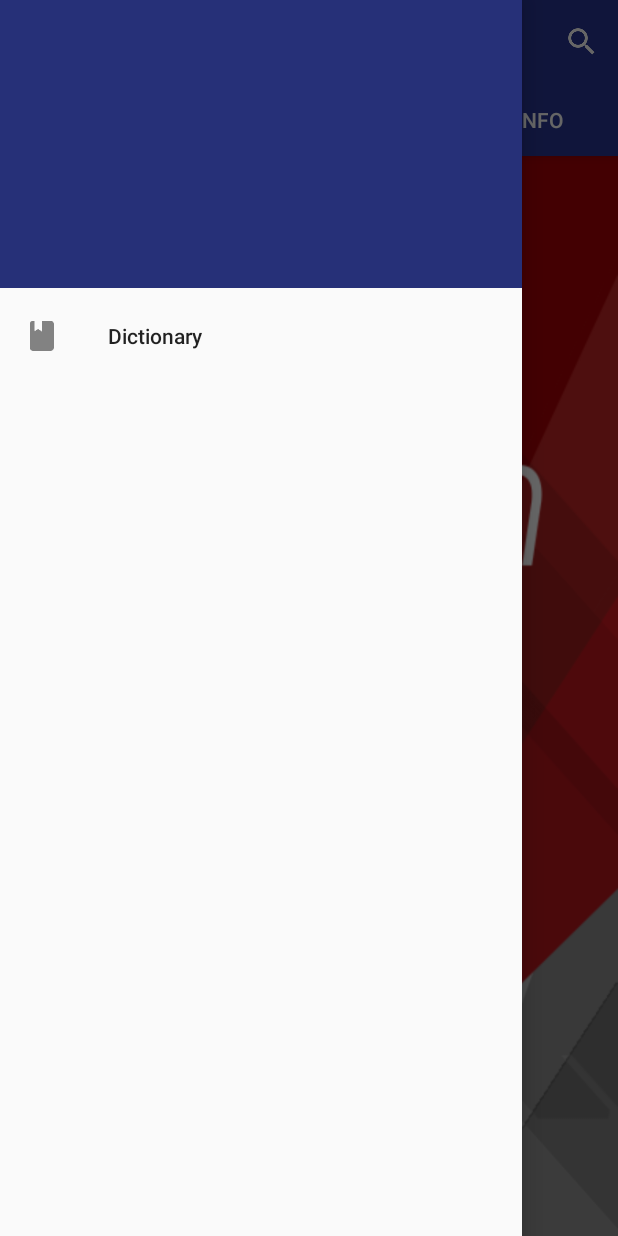
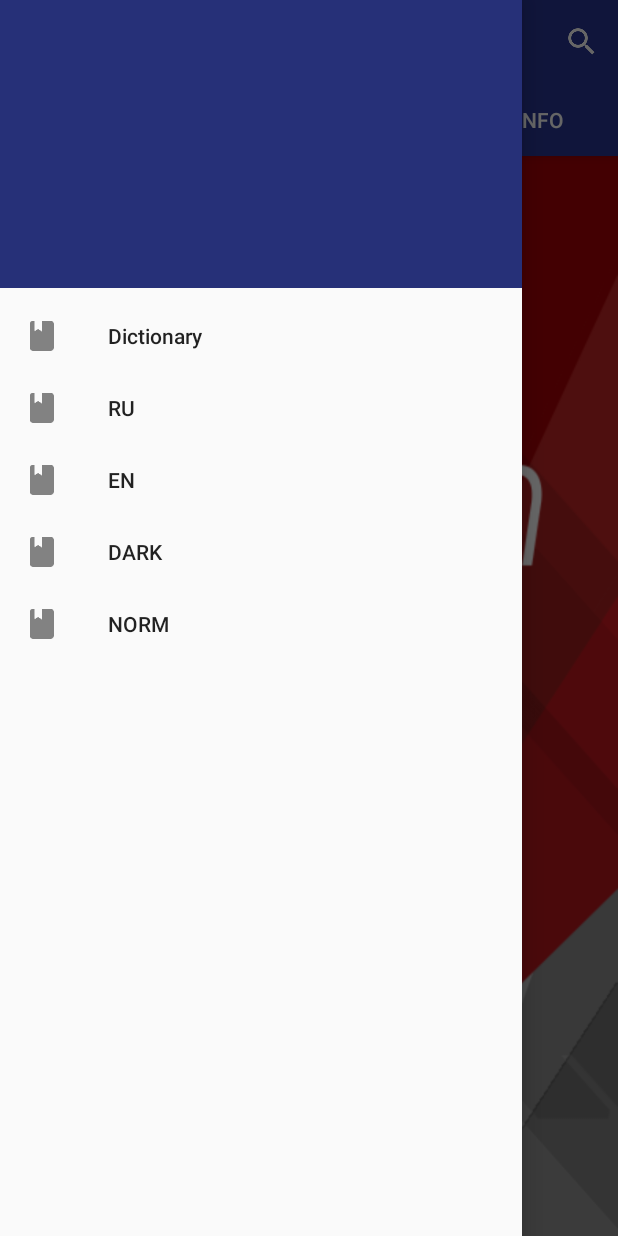
Before and after one commit to Nikroo/MyEnglish, an Android app: the screen it shows after launch (MaterialDesign), with the side drawer open, on a phone screen of 412 x 824 dp. Run offline under Robolectric (Android 15) with nearby library versions, the light colour scheme and no system bars.

Commit message:
Refactored choose fragments, add AbstractTabFragments

```diff
--- a/app/src/main/java/by/gsu/curiosity/mybd/MaterialDesign.java
+++ b/app/src/main/java/by/gsu/curiosity/mybd/MaterialDesign.java
@@ -1,6 +1,5 @@
 package by.gsu.curiosity.mybd;
 
-import android.content.Intent;
 import android.database.Cursor;
 import android.support.design.widget.NavigationView;
 import android.support.design.widget.TabLayout;
@@ -11,10 +10,8 @@ import android.support.v7.app.AppCompatActivity;
 import android.os.Bundle;
 import android.support.v7.widget.Toolbar;
 import android.view.MenuItem;
-import android.view.View;
-import android.widget.Button;
 
-import by.gsu.curiosity.mybd.adapter.TabsPagerFragmentAdapter;
+import by.gsu.curiosity.mybd.adapter.TabsFragmentAdapter;
 
 public class MaterialDesign extends AppCompatActivity{
     DatabaseHelper sqlHelper;
@@ -64,7 +61,7 @@ public class MaterialDesign extends AppCompatActivity{
 
     private void initTabs() {
         viewPager = (ViewPager) findViewById(R.id.viewPager);
-        TabsPagerFragmentAdapter adapter = new TabsPagerFragmentAdapter(getSupportFragmentManager());
+        TabsFragmentAdapter adapter = new TabsFragmentAdapter(this, getSupportFragmentManager());
         viewPager.setAdapter(adapter);
         TabLayout tabLayout = (TabLayout) findViewById(R.id.tabLayout);
         tabLayout.setupWithViewPager(viewPager);
--- /dev/null
+++ b/app/src/main/java/by/gsu/curiosity/mybd/adapter/TabsFragmentAdapter.java
@@ -0,0 +1,56 @@
+package by.gsu.curiosity.mybd.adapter;
+
+import android.content.Context;
+import android.support.v4.app.Fragment;
+import android.support.v4.app.FragmentManager;
+import android.support.v4.app.FragmentPagerAdapter;
+
+import java.util.HashMap;
+import java.util.Map;
+
+import by.gsu.curiosity.mybd.R;
+import by.gsu.curiosity.mybd.fragment.AbstractTabFragment;
+import by.gsu.curiosity.mybd.fragment.ExampleFragment;
+import by.gsu.curiosity.mybd.fragment.InfoFragment;
+import by.gsu.curiosity.mybd.fragment.ListsFragment;
+import by.gsu.curiosity.mybd.fragment.RulesFragment;
+
+
+public class TabsFragmentAdapter extends FragmentPagerAdapter {
+
+    private Map<Integer, AbstractTabFragment> tabs;
+    private Context context;
+
+    public TabsFragmentAdapter(Context context, FragmentManager fm) {
+        super(fm);
+        this.context = context;
+        initTabMap(context);
+
+    }
+
+
+
+    @Override
+    public CharSequence getPageTitle(int position) {
+        return tabs.get(position).getTitle();
+
+    }
+
+    @Override
+    public Fragment getItem(int position) {
+        return tabs.get(position);
+    }
+
+    @Override
+    public int getCount() {
+        return tabs.size();
+    }
+
+    private void initTabMap(Context context) {
+        tabs = new HashMap<>();
+        tabs.put(0, ExampleFragment.getInstance(context));
+        tabs.put(1, RulesFragment.getInstance(context));
+        tabs.put(2, ListsFragment.getInstance(context));
+        tabs.put(3, InfoFragment.getInstance(context));
+    }
+}
--- a/app/src/main/java/by/gsu/curiosity/mybd/adapter/TabsPagerFragmentAdapter.java
+++ /dev/null
@@ -1,60 +0,0 @@
-package by.gsu.curiosity.mybd.adapter;
-
-import android.support.v4.app.Fragment;
-import android.support.v4.app.FragmentManager;
-import android.support.v4.app.FragmentPagerAdapter;
-import android.support.v4.app.ListFragment;
-
-import by.gsu.curiosity.mybd.fragment.ExampleFragment;
-import by.gsu.curiosity.mybd.fragment.InfoFragment;
-import by.gsu.curiosity.mybd.fragment.ListsFragment;
-import by.gsu.curiosity.mybd.fragment.RulesFragment;
-
-
-public class TabsPagerFragmentAdapter extends FragmentPagerAdapter {
-
-    private String tabs[];
-
-    public TabsPagerFragmentAdapter(FragmentManager fm) {
-        super(fm);
-
-        tabs = new String[] {
-
-                "TEST",
-                "RULES",
-                "LISTS",
-                "INFO"
-
-        };
-
-    }
-
-    @Override
-    public CharSequence getPageTitle(int position) {
-        return tabs[position];
-
-    }
-
-    @Override
-    public Fragment getItem(int position) {
-        switch (position){
-            case 0:
-                return ExampleFragment.getInstance();
-            case 1:
-                return RulesFragment.getInstance();
-            case 2:
-                return ListsFragment.getInstance();
-            case 3:
-                return InfoFragment.getInstance();
-
-
-        }
-
-        return null;
-    }
-
-    @Override
-    public int getCount() {
-        return tabs.length;
-    }
-}
--- /dev/null
+++ b/app/src/main/java/by/gsu/curiosity/mybd/fragment/AbstractTabFragment.java
@@ -0,0 +1,23 @@
+package by.gsu.curiosity.mybd.fragment;
+
+import android.content.Context;
+import android.support.v4.app.Fragment;
+import android.view.View;
+
+/**
+ * Created by Curiosity on 05.01.2016.
+ */
+public class AbstractTabFragment extends Fragment {
+
+    private String title;
+    protected Context context;
+    protected View view;
+
+    public String getTitle() {
+        return title;
+    }
+
+    public void setTitle(String title) {
+        this.title = title;
+    }
+}
--- a/app/src/main/java/by/gsu/curiosity/mybd/fragment/ExampleFragment.java
+++ b/app/src/main/java/by/gsu/curiosity/mybd/fragment/ExampleFragment.java
@@ -1,5 +1,6 @@
 package by.gsu.curiosity.mybd.fragment;
 
+import android.content.Context;
 import android.content.Intent;
 import android.os.Bundle;
 import android.support.annotation.Nullable;
@@ -9,25 +10,27 @@ import android.view.View;
 import android.view.ViewGroup;
 import android.widget.Button;
 
+import by.gsu.curiosity.mybd.R;
 import by.gsu.curiosity.mybd.test.MenuTest;
-import by.gsu.curiosity.mybd.R;
 
 
-public class ExampleFragment extends Fragment {
+public class ExampleFragment extends AbstractTabFragment {
 
 private final static int EXAMPLE = R.layout.fragment_example;
 
 
 
-  public static ExampleFragment getInstance(){
+
+  public static ExampleFragment getInstance(Context context){
+
       Bundle args = new Bundle();
       ExampleFragment fragment = new ExampleFragment();
       fragment.setArguments(args);
+      fragment.setContext(context);
+      fragment.setTitle(context.getString(R.string.tab_item_test));
       return fragment;
   }
 
-
-    private View view;
 
     @Nullable
     @Override
@@ -46,4 +49,12 @@ private final static int EXAMPLE = R.layout.fragment_example;
 
         return view;
     }
+
+
+
+    public void setContext(Context context) {
+        this.context = context;
+    }
+
+
 }
--- a/app/src/main/java/by/gsu/curiosity/mybd/fragment/InfoFragment.java
+++ b/app/src/main/java/by/gsu/curiosity/mybd/fragment/InfoFragment.java
@@ -1,33 +1,34 @@
 package by.gsu.curiosity.mybd.fragment;
 
+import android.content.Context;
 import android.content.Intent;
 import android.os.Bundle;
 import android.support.annotation.Nullable;
-import android.support.v4.app.Fragment;
 import android.view.LayoutInflater;
 import android.view.View;
 import android.view.ViewGroup;
 import android.widget.Button;
 
-import by.gsu.curiosity.mybd.lists.InfoActivity;
 import by.gsu.curiosity.mybd.R;
+import by.gsu.curiosity.mybd.info.CollectionsActivity;
 
 
-public class InfoFragment extends Fragment {
+public class InfoFragment extends AbstractTabFragment {
 
     private final static int INFO = R.layout.fragment_info;
 
 
 
-    public static InfoFragment getInstance(){
+
+    public static InfoFragment getInstance(Context context){
         Bundle args = new Bundle();
        InfoFragment fragment = new InfoFragment();
         fragment.setArguments(args);
+        fragment.setContext(context);
+        fragment.setTitle(context.getString(R.string.tab_item_info));
+
         return fragment;
     }
-
-
-    private View view;
 
     @Nullable
     @Override
@@ -39,11 +40,19 @@ public class InfoFragment extends Fragment {
         Button button = (Button) view.findViewById(R.id.button);
         button.setOnClickListener(new View.OnClickListener() {
             public void onClick(View v) {
-                Intent intent = new Intent(InfoFragment.this.getActivity(),InfoActivity.class);
+                Intent intent = new Intent(InfoFragment.this.getActivity(), CollectionsActivity.class);
                 startActivity(intent);
             }
         });
 
         return view;
     }
+
+
+
+    public void setContext(Context context) {
+        this.context = context;
+    }
+
+
 }
--- a/app/src/main/java/by/gsu/curiosity/mybd/fragment/ListsFragment.java
+++ b/app/src/main/java/by/gsu/curiosity/mybd/fragment/ListsFragment.java
@@ -1,5 +1,6 @@
 package by.gsu.curiosity.mybd.fragment;
 
+import android.content.Context;
 import android.content.Intent;
 import android.os.Bundle;
 import android.support.annotation.Nullable;
@@ -11,22 +12,27 @@ import android.widget.Button;
 
 import by.gsu.curiosity.mybd.R;
 import by.gsu.curiosity.mybd.info.CollectionsActivity;
+import by.gsu.curiosity.mybd.lists.InfoActivity;
 
 
-public class ListsFragment extends Fragment {
+public class ListsFragment extends AbstractTabFragment {
 
     private final static int LISTS = R.layout.fragment_lists;
 
 
 
-    public static ListsFragment getInstance(){
+
+    public static ListsFragment getInstance(Context context){
         Bundle args = new Bundle();
-        ListsFragment listsFragment = new ListsFragment();
-        listsFragment.setArguments(args);
-        return listsFragment;
+        ListsFragment fragment = new ListsFragment();
+        fragment.setArguments(args);
+        fragment.setContext(context);
+        fragment.setTitle(context.getString(R.string.tab_item_lists));
+        return fragment;
+
     }
 
-    private View view;
+
 
     @Nullable
     @Override
@@ -37,11 +43,18 @@ public class ListsFragment extends Fragment {
        Button button = (Button) view.findViewById(R.id.fragment_srart_list);
         button.setOnClickListener(new View.OnClickListener() {
             public void onClick(View v) {
-                      Intent intent = new Intent(ListsFragment.this.getActivity(), CollectionsActivity.class);
+                      Intent intent = new Intent(ListsFragment.this.getActivity(), InfoActivity.class);
                         startActivity(intent);
                     }
                 });
 
                 return view;
             }
-        }
+
+
+    public void setContext(Context context) {
+        this.context = context;
+    }
+
+
+}
--- a/app/src/main/java/by/gsu/curiosity/mybd/fragment/RulesFragment.java
+++ b/app/src/main/java/by/gsu/curiosity/mybd/fragment/RulesFragment.java
@@ -1,41 +1,30 @@
 package by.gsu.curiosity.mybd.fragment;
 
-import android.content.Intent;
-import android.graphics.Bitmap;
-import android.graphics.BitmapFactory;
+import android.content.Context;
 import android.os.Bundle;
-import android.provider.SyncStateContract;
 import android.support.annotation.Nullable;
 import android.support.v4.app.Fragment;
 import android.view.LayoutInflater;
 import android.view.View;
 import android.view.ViewGroup;
-import android.webkit.WebView;
-import android.widget.Button;
-import android.widget.ImageView;
 
-import java.io.BufferedInputStream;
-import java.io.FileInputStream;
-
-import by.gsu.curiosity.mybd.test.MenuTest;
 import by.gsu.curiosity.mybd.R;
 
-public class RulesFragment extends Fragment {
+public class RulesFragment extends AbstractTabFragment {
 
     private final static int RULES = R.layout.fragment_rules;
 
 
 
-    public static RulesFragment getInstance(){
+    public static RulesFragment getInstance(Context context){
         Bundle args = new Bundle();
         RulesFragment fragment = new RulesFragment();
         fragment.setArguments(args);
+        fragment.setContext(context);
+        fragment.setTitle(context.getString(R.string.tab_item_rules));
         return fragment;
+
     }
-    private View view;
-//    private ImageView mImageView;
-
-
 
     @Nullable
     @Override
@@ -59,4 +48,10 @@ public class RulesFragment extends Fragment {
         return view;
     }
 
+
+    public void setContext(Context context) {
+        this.context = context;
     }
+
+
+}
--- a/app/src/main/res/layout/edit.xml
+++ b/app/src/main/res/layout/edit.xml
@@ -49,4 +49,6 @@
             android:layout_height="wrap_content"
             android:layout_gravity="center" />
     </LinearLayout>
+
+
 </LinearLayout>
--- a/app/src/main/res/menu/menu_navigation.xml
+++ b/app/src/main/res/menu/menu_navigation.xml
@@ -1,5 +1,6 @@
 <?xml version="1.0" encoding="utf-8"?>
 <menu xmlns:android="http://schemas.android.com/apk/res/android">
+
 
     <item
         android:id="@+id/actionDictionary"
@@ -7,6 +8,31 @@
         android:title="@string/menu_item_dictionary"
         android:icon="@mipmap/ic_book"
         />
+    <item
+        android:id="@+id/RU"
+        android:orderInCategory="1"
+        android:title="@string/menu_item_localeru"
+        android:icon="@mipmap/ic_book"
+        />
+    <item
+        android:id="@+id/EN"
+        android:orderInCategory="1"
+        android:title="@string/menu_item_localeen"
+        android:icon="@mipmap/ic_book"
+        />
+    <item
+        android:id="@+id/dark"
+        android:orderInCategory="1"
+        android:title="@string/menu_item_profiledark"
+        android:icon="@mipmap/ic_book"
+        />
+    <item
+        android:id="@+id/norm"
+        android:orderInCategory="1"
+        android:title="@string/menu_item_profilestandart"
+        android:icon="@mipmap/ic_book"/>
+
+
 
     <!--<item-->
         <!--android:title="@string/search_title"-->
--- a/app/src/main/res/values/strings.xml
+++ b/app/src/main/res/values/strings.xml
@@ -18,6 +18,17 @@
 
     <string name="search_title">Search</string>
     <string name="menu_item_dictionary">Dictionary</string>
+    <string name="menu_item_localeru">RU</string>
+    <string name="menu_item_localeen">EN</string>
+    <string name="menu_item_profiledark">DARK</string>
+    <string name="menu_item_profilestandart">NORM</string>
+
+    <string name="tab_item_test">TEST</string>
+    <string name="tab_item_rules">RULES</string>
+    <string name="tab_item_lists">LISTS</string>
+    <string name="tab_item_info">INFO</string>
+
+
 
     <string name="view_navigation_open">Open</string>
     <string name="view_navigation_close">Close</string>
```
Also changed, not shown: 1 other file.
